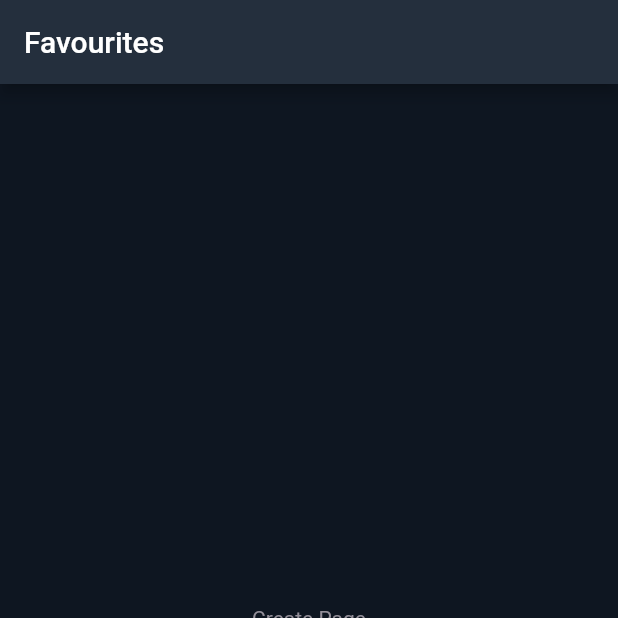
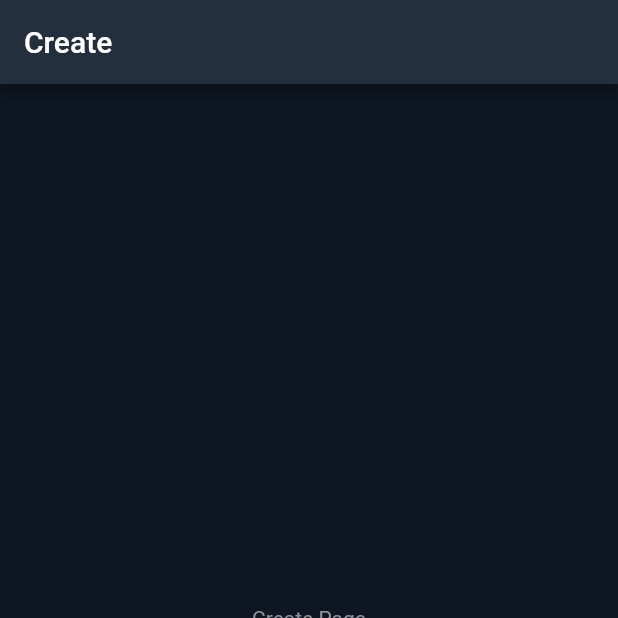
Before and after one commit to InnoStudyHub/front-end, a Flutter app: the screen it shows after launch, item 4 of the bottom bar chosen, on a phone screen of 412 x 824 dp, the top half of it. Run offline on Flutter 3.47's test engine with Material 2 defaults, Android fonts, the phone set to English and light mode, and no system bars; our stand-ins replace flutter_svg, get.

```diff
--- a/lib/session/create/create_page.dart
+++ b/lib/session/create/create_page.dart
@@ -10,14 +10,12 @@ class CreatePage extends GetView<CreateController> {
   Widget build(BuildContext context) {
     return Scaffold(
       appBar: AppBar(
-        title: const Text("Favourites"),
+        title: const Text("Create"),
       ),
       body: const Center(
         child: Text(
           "Create Page",
-          style: TextStyle(
-            color: unselectedTabColor,
-          ),
+          style: TextStyle(color: unselectedTabColor),
         ),
       ),
     );
```
